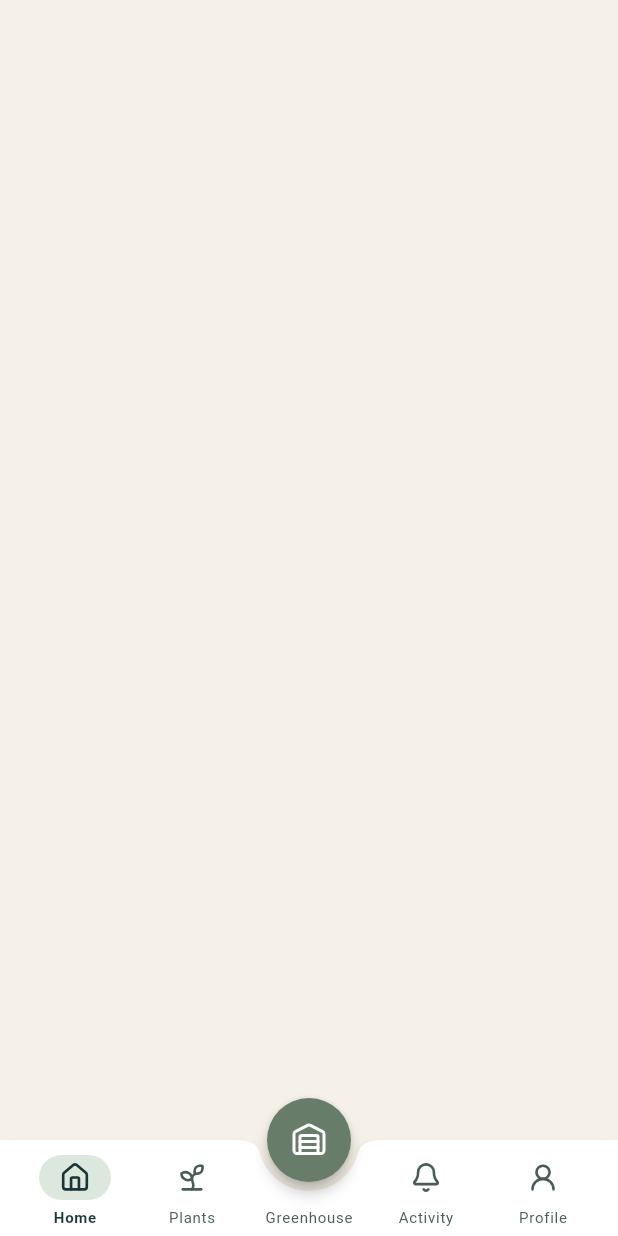
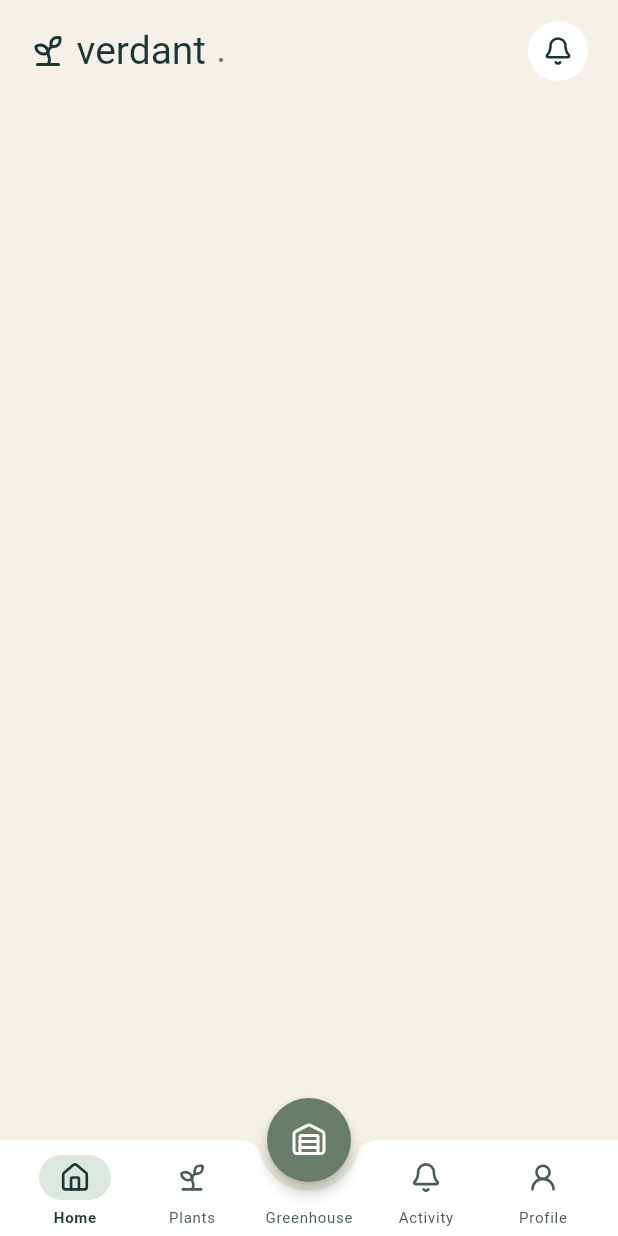
Before and after one commit to fabiogentile-gif/verdant, a Flutter app: the screen it shows after launch, on a phone screen of 412 x 824 dp. Run offline on Flutter 3.47's test engine with Material 3 defaults, Android fonts, the phone set to English and light mode, and no system bars; our stand-ins replace lucide_icons_flutter; Roboto replaces fonts that are missing (Inter, Lora).

Commit message:
Creata appbar per la homepage (brand e bell)

```diff
--- a/lib/app_bar.dart
+++ b/lib/app_bar.dart
@@ -1,4 +1,5 @@
 import 'package:flutter/material.dart';
+import 'package:lucide_icons_flutter/lucide_icons.dart';
 
 class StandardAppBar extends StatelessWidget implements PreferredSizeWidget {
   const StandardAppBar({
@@ -6,11 +7,25 @@ class StandardAppBar extends StatelessWidget implements PreferredSizeWidget {
     required this.title,
     this.actionIcon,
     this.onActionTap,
-  });
+    this.backgroundColor = Colors.transparent,
+  }) : _isHome = false,
+       hasUnread = false;
+
+  const StandardAppBar.home({
+    super.key,
+    this.onActionTap,
+    this.hasUnread = false,
+  }) : title = "verdant",
+       actionIcon = LucideIcons.bell,
+       backgroundColor = null,
+       _isHome = true;
 
   final String title;
   final IconData? actionIcon;
   final VoidCallback? onActionTap;
+  final Color? backgroundColor;
+  final bool hasUnread;
+  final bool _isHome;
 
   static const _height = 68.0;
 
@@ -30,7 +45,19 @@ class StandardAppBar extends StatelessWidget implements PreferredSizeWidget {
       automaticallyImplyLeading: false,
       centerTitle: false,
       titleSpacing: 20,
-      title: Column(
+      title: _isHome ? _buildBrand(colors) : _buildTitle(theme, colors),
+      actions: [
+        if (actionIcon != null)
+          Padding(
+            padding: const EdgeInsets.only(left: 12, right: 20),
+            child: _isHome ? _buildBell(colors) : _buildAction(colors),
+          ),
+      ],
+    );
+  }
+
+  Widget _buildTitle(ThemeData theme, ColorScheme colors) {
+    return Column(
       crossAxisAlignment: CrossAxisAlignment.start,
       mainAxisSize: MainAxisSize.min,
       children: [
@@ -45,13 +72,12 @@ class StandardAppBar extends StatelessWidget implements PreferredSizeWidget {
           ),
         ),
       ],
-      ),
-      actions: [
-        if (actionIcon != null)
-        Padding(
-          padding: const EdgeInsets.only(left: 12, right: 20),
-          child: Material(
-            color: Colors.transparent,
+    );
+  }
+
+  Widget _buildAction(ColorScheme colors) {
+    return Material(
+      color: backgroundColor,
       shape: CircleBorder(side: BorderSide(color: colors.outlineVariant)),
       clipBehavior: Clip.antiAlias,
       child: InkWell(
@@ -61,9 +87,70 @@ class StandardAppBar extends StatelessWidget implements PreferredSizeWidget {
           child: Icon(actionIcon, size: 20, color: colors.onSurface),
         ),
       ),
+    );
+  }
+
+  Widget _buildBrand(ColorScheme colors) {
+    return Row(
+      crossAxisAlignment: CrossAxisAlignment.center,
+      mainAxisSize: MainAxisSize.min,
+      children: [
+        Icon(LucideIcons.sprout, size: 24, color: colors.onSurface),
+        const SizedBox(width: 7),
+        Text(
+          title,
+          maxLines: 1,
+          style: TextStyle(
+            fontFamily: 'Lora',
+            fontSize: 26,
+            fontWeight: FontWeight.w400,
+            color: colors.onSurface,
+          ),
+        ),
+        const SizedBox(width: 7),
+        Text(
+          ".",
+          style: TextStyle(
+            fontFamily: 'Inter',
+            fontSize: 21,
+            fontWeight: FontWeight.w400,
+            color: colors.primary,
           ),
         ),
       ],
     );
   }
+
+  Widget _buildBell(ColorScheme colors) {
+    return Material(
+      color: colors.surface,
+      shape: const CircleBorder(),
+      clipBehavior: Clip.antiAlias,
+      child: InkWell(
+        onTap: onActionTap,
+        child: SizedBox.square(
+          dimension: 40,
+          child: Stack(
+            alignment: Alignment.center,
+            children: [
+              Icon(actionIcon, size: 20, color: colors.onSurface),
+              // if (hasUnread)
+              //   Positioned(
+              //     left: 26,
+              //     top: 8,
+              //     child: Container(
+              //       width: 5,
+              //       height: 5,
+              //       decoration: BoxDecoration(
+              //         color: colors.primary,
+              //         shape: BoxShape.circle,
+              //       ),
+              //     ),
+              //   ),
+            ],
+          ),
+        ),
+      ),
+    );
   }
+}
--- a/lib/pages/homepage.dart
+++ b/lib/pages/homepage.dart
@@ -1,4 +1,5 @@
 import 'package:flutter/material.dart';
+import 'package:verdant/app_bar.dart';
 
 class Homepage extends StatelessWidget {
   const Homepage({super.key});
@@ -6,6 +7,7 @@ class Homepage extends StatelessWidget {
   @override
   Widget build(BuildContext context) {
     return Scaffold(
+      appBar: StandardAppBar.home(hasUnread: false,onActionTap: () {},),
     );
   }
 }
```
Lines whose indentation alone changed are shown as unchanged.
